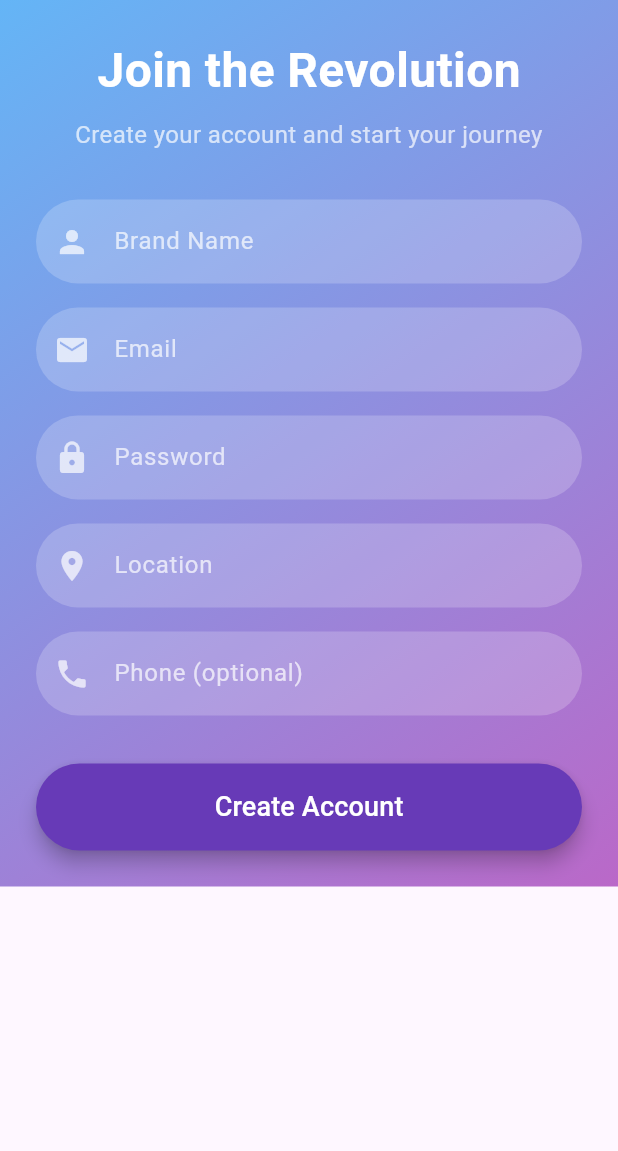
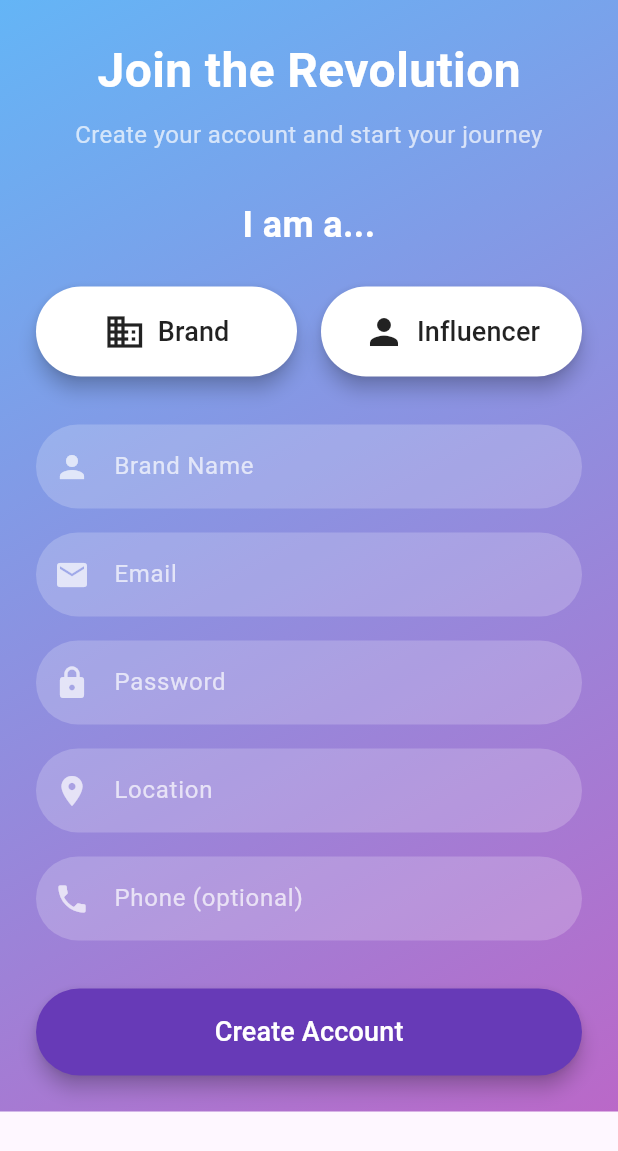
Before and after one commit to SecureFutureProject/sf-app, a Flutter app: the RegisterPage screen opened by its route, after a tap on "Brand", on a phone screen of 412 x 824 dp. Shown: the top 1151 px of the screen. Run offline on Flutter 3.47's test engine with Material 3 defaults, Android fonts, the phone set to English and light mode, and no system bars; drawn by our look-alikes of animated_text_kit; our stand-ins replace cloud_firestore, firebase_auth, firebase_core, firebase_database, firebase_storage, google_sign_in; accounts and stored records are empty; statements that could not run were skipped.

Commit message:
Page Revamp

```diff
--- a/lib/screens/auth/register_page.dart
+++ b/lib/screens/auth/register_page.dart
@@ -13,6 +13,7 @@ class RegisterPage extends StatefulWidget {
 class _RegisterPageState extends State<RegisterPage> with SingleTickerProviderStateMixin {
   final _formKey = GlobalKey<FormState>();
   final AuthService _auth = AuthService();
+  final ScrollController _scrollController = ScrollController();
 
   final _nameController = TextEditingController();
   final _emailController = TextEditingController();
@@ -47,7 +48,16 @@ class _RegisterPageState extends State<RegisterPage> with SingleTickerProviderSt
   @override
   void dispose() {
     _animationController.dispose();
+    _scrollController.dispose();
     super.dispose();
+  }
+
+  void _scrollToRegistrationForm() {
+    _scrollController.animateTo(
+      _scrollController.position.maxScrollExtent,
+      duration: Duration(milliseconds: 500),
+      curve: Curves.easeInOut,
+    );
   }
 
   @override
@@ -69,10 +79,12 @@ class _RegisterPageState extends State<RegisterPage> with SingleTickerProviderSt
               children: [
                 _buildHeader(),
                 SizedBox(height: 32),
+                _buildUserTypeSelection(),
+                SizedBox(height: 32),
                 AnimatedSwitcher(
                   duration: Duration(milliseconds: 500),
                   child: userType == null
-                      ? _buildUserTypeSelection()
+                      ? SizedBox.shrink()
                       : _buildRegistrationForm(),
                 ),
               ],
@@ -123,9 +135,13 @@ class _RegisterPageState extends State<RegisterPage> with SingleTickerProviderSt
           textAlign: TextAlign.center,
         ),
         SizedBox(height: 24),
-        _buildUserTypeButton('Brand', Icons.business),
-        SizedBox(height: 16),
-        _buildUserTypeButton('Influencer', Icons.person),
+        Row(
+          children: [
+            Expanded(child: _buildUserTypeButton('Brand', Icons.business)),
+            SizedBox(width: 16),
+            Expanded(child: _buildUserTypeButton('Influencer', Icons.person)),
+          ],
+        ),
       ],
     );
   }
@@ -144,6 +160,7 @@ class _RegisterPageState extends State<RegisterPage> with SingleTickerProviderSt
       onPressed: () {
         setState(() => userType = type);
         _animationController.forward();
+        _scrollToRegistrationForm();
       },
     );
   }
```
